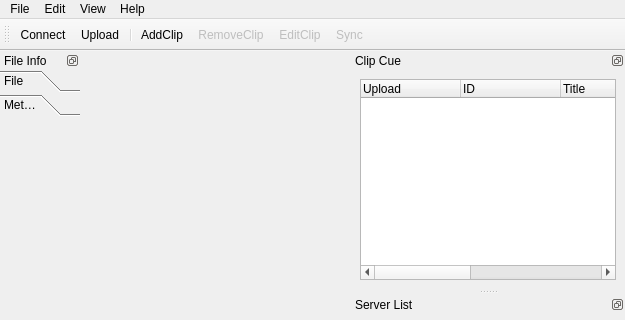
This is resources/mainwindow_docks.ui in jiakeliu/Cobra as Qt 5 draws it before an edit; both pictures show x 0 to 625 and y 0 to 320 of the 625 by 1089 pixel window. The edited form follows.
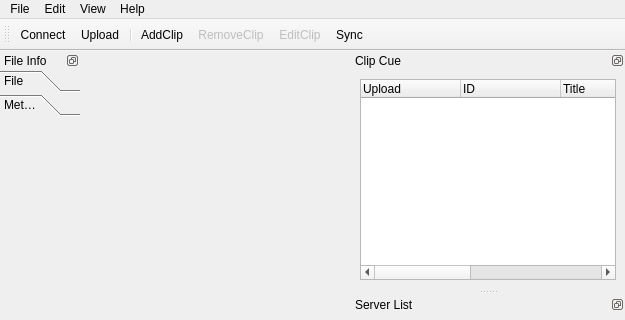
This is the edited form. Icons and pictures are not drawn. Custom widgets are drawn as their Qt base class.

Commit message: added sample clips for demonstration purposes

Patch:
```diff
--- a/resources/mainwindow_docks.ui
+++ b/resources/mainwindow_docks.ui
@@ -720,7 +720,7 @@
   </action>
   <action name="actionSync">
    <property name="enabled">
-    <bool>false</bool>
+    <bool>true</bool>
    </property>
    <property name="text">
     <string>Sync</string>
```
Left out of the diff: 2 changed lines with no effect on the pictures.
